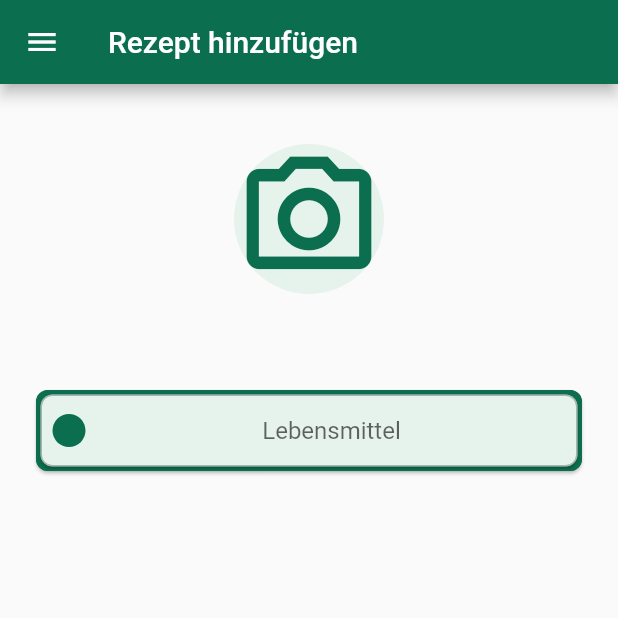
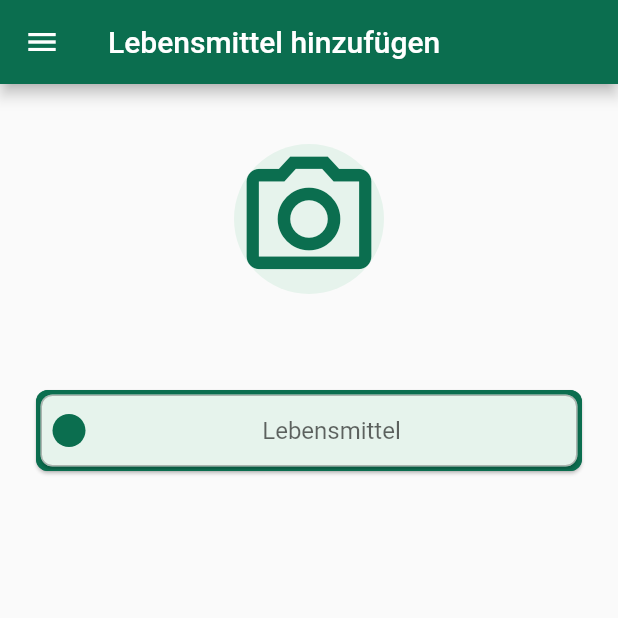
Before and after one commit to nico0704/little_savior_v1, a Flutter app: the AddIngredient screen opened directly, on a phone screen of 412 x 824 dp, the top half of it. Run offline on Flutter 3.47's test engine with Material 2 defaults, Android fonts, the phone set to English and light mode, and no system bars; network calls fail.

```diff
--- a/lib/screens/addIngredient.dart
+++ b/lib/screens/addIngredient.dart
@@ -74,7 +74,7 @@ class _MyAddRecipeState extends State<AddIngredient> {
   @override
   Widget build(BuildContext context) {
     return Scaffold(
-        appBar: Menue().getAppBar(title: "Rezept hinzufügen"),
+        appBar: Menue().getAppBar(title: "Lebensmittel hinzufügen"),
         drawer: Menue().getDrawer(context),
         body: SingleChildScrollView(
           child: Column(
@@ -185,8 +185,10 @@ class _MyAddRecipeState extends State<AddIngredient> {
                   controller: nameController,
                   onEditingComplete: () {
                     setState(() {
+                      if (nameInputFinished == false) {
                         nameInputFinished = true;
                         _selectDate(context);
+                      }
                     });
                   },
                 ),
@@ -312,6 +314,7 @@ class _MyAddRecipeState extends State<AddIngredient> {
               FormCircle(),
               Flexible(
                 child: TextField(
+                  keyboardType: TextInputType.none,
                   textAlign: TextAlign.center,
                   readOnly: true,
                   decoration: InputDecoration(
@@ -427,7 +430,10 @@ class _MyAddRecipeState extends State<AddIngredient> {
 class OptionButton extends StatelessWidget {
   final String title;
   final Color color;
-  const OptionButton(this.title, this.color, {
+
+  const OptionButton(
+    this.title,
+    this.color, {
     Key? key,
   }) : super(key: key);
 
@@ -443,8 +449,7 @@ class OptionButton extends StatelessWidget {
             shadowColor: Colors.transparent,
             shape: RoundedRectangleBorder(
               borderRadius: BorderRadius.circular(30),
-            )
-        ),
+            )),
       ),
     );
   }
```
Lines whose indentation alone changed are shown as unchanged.
